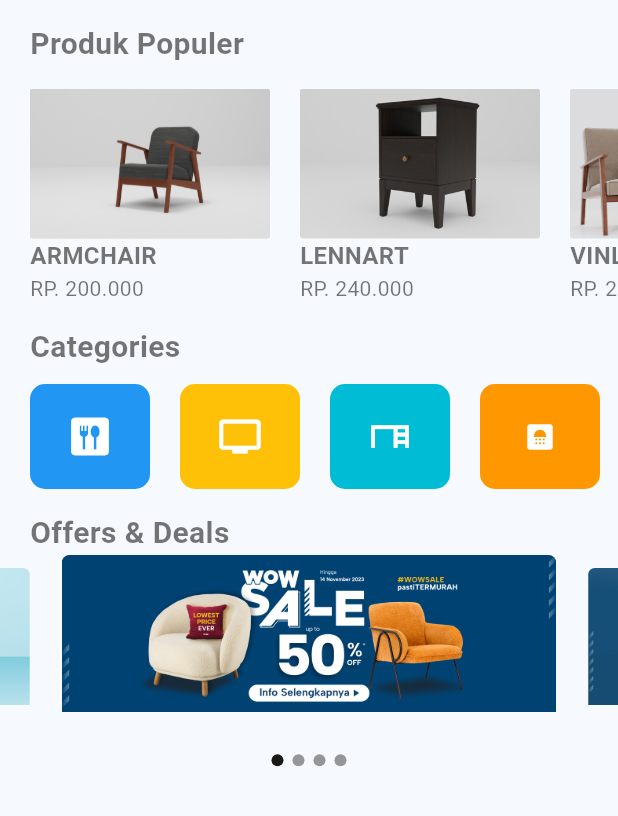
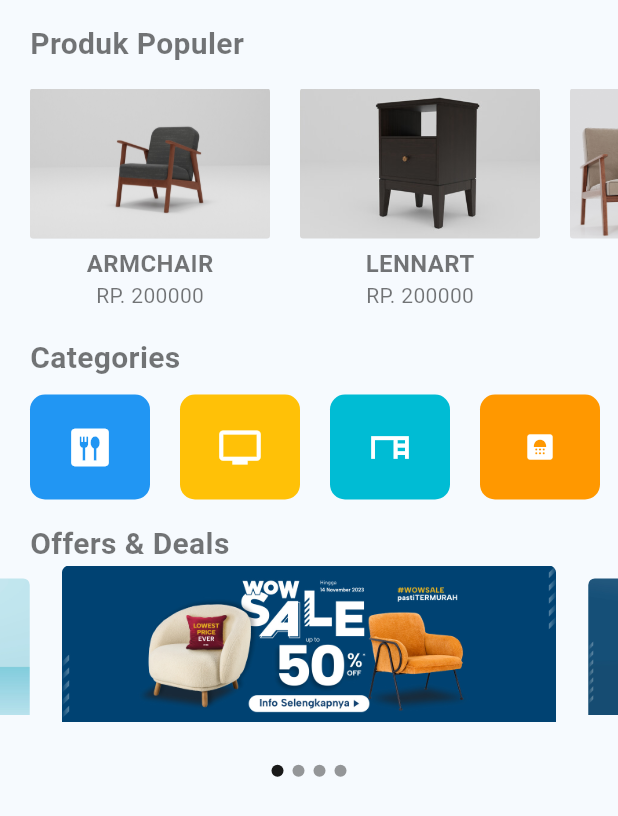
Before and after one commit to NurYahya24/UAS_mobile, a Flutter app: the HomePage screen opened directly, on a phone screen of 412 x 824 dp. Shown: the top 816 px of the screen. Run offline on Flutter 3.47's test engine with Material 3 defaults, Android fonts, the phone set to English and light mode, and no system bars; drawn by our look-alikes of carousel_slider; our stand-ins replace awesome_snackbar_content, babstrap_settings_screen, firebase_auth, firebase_core, firebase_storage, image_picker and 1 more; accounts and stored records are empty.

Commit message:
produk populer

```diff
--- a/lib/screens/home_page.dart
+++ b/lib/screens/home_page.dart
@@ -98,6 +98,44 @@ final List<String> imgList = [
   'assets/images/banner4.jpg'
 ];
 
+List<Map<String, dynamic>> furnitureItems = [
+  {
+    'name': 'ARMCHAIR',
+    'price': 200000,
+    'image': 'assets/images/kursi.jpg',
+  },
+  {
+    'name': 'LENNART',
+    'price': 200000,
+    'image': 'assets/images/meja.jpg',
+  },
+  {
+    'name': 'VINLIDEN',
+    'price': 300000,
+    'image': 'assets/images/kursi2.jpg',
+  },
+  {
+    'name': 'LENNART',
+    'price': 200000,
+    'image': 'assets/images/meja.jpg',
+  },
+  {
+    'name': 'KNOXHULT',
+    'price': 200000,
+    'image': 'assets/images/KNOXHULT.png',
+  },
+  {
+    'name': 'VARIERA',
+    'price': 200000,
+    'image': 'assets/images/VARIERA.png',
+  },
+  {
+    'name': 'STÖDJA',
+    'price': 200000,
+    'image': 'assets/images/STÖDJA.png',
+  },
+];
+
 class _HomePageState extends State<HomePage> {
   int _current = 0;
   @override
@@ -158,111 +196,47 @@ class _HomePageState extends State<HomePage> {
               ),
             ),
           ),
-          SingleChildScrollView(
+          Container(
+            height: 150,
+            child: ListView.builder(
               scrollDirection: Axis.horizontal,
-            child: Stack(children: <Widget>[
+              itemCount: furnitureItems.length,
+              itemBuilder: (BuildContext context, int index) {
+                return Container(
+                  width: 160,
+                  margin: EdgeInsets.only(left: 20),
+                  child: Column(
+                    children: <Widget>[
                       Container(
                         width: 160,
                         height: 100,
-                margin: const EdgeInsets.only(left: 20),
                         decoration: BoxDecoration(
                           borderRadius: BorderRadius.circular(2),
-                  image: const DecorationImage(
-                    image: AssetImage('assets/images/kursi.jpg'),
+                          image: DecorationImage(
+                            image: AssetImage(furnitureItems[index]['image']),
                             fit: BoxFit.cover,
                           ),
                         ),
                       ),
-              Container(
-                width: 160,
-                height: 100,
-                margin: const EdgeInsets.only(left: 200),
-                decoration: BoxDecoration(
-                  borderRadius: BorderRadius.circular(2),
-                  image: const DecorationImage(
-                    image: AssetImage('assets/images/meja.jpg'),
-                    fit: BoxFit.cover,
-                  ),
-                ),
-              ),
-              Container(
-                width: 160,
-                height: 100,
-                margin: const EdgeInsets.only(left: 380),
-                decoration: BoxDecoration(
-                  borderRadius: BorderRadius.circular(2),
-                  image: const DecorationImage(
-                    image: AssetImage('assets/images/kursi2.jpg'),
-                    fit: BoxFit.cover,
-                  ),
-                ),
-              ),
-              Stack(children: <Widget>[
-                Container(
-                  margin: const EdgeInsets.only(top: 100, left: 20),
-                  child: const Column(
-                    crossAxisAlignment: CrossAxisAlignment.start,
-                    children: <Widget>[
+                      SizedBox(height: 5),
                       Text(
-                        'ARMCHAIR',
+                        furnitureItems[index]['name'],
                         style: TextStyle(
                           fontSize: 16,
                           fontWeight: FontWeight.bold,
                         ),
                       ),
                       Text(
-                        'RP. 200.000',
+                        'RP. ${furnitureItems[index]['price']}',
                         style: TextStyle(
                           fontSize: 14,
                         ),
                       ),
                     ],
                   ),
+                );
+              },
             ),
-                Container(
-                  margin: const EdgeInsets.only(top: 100, left: 200),
-                  child: const Column(
-                    crossAxisAlignment: CrossAxisAlignment.start,
-                    children: <Widget>[
-                      Text(
-                        'LENNART',
-                        style: TextStyle(
-                          fontSize: 16,
-                          fontWeight: FontWeight.bold,
-                        ),
-                      ),
-                      Text(
-                        'RP. 240.000',
-                        style: TextStyle(
-                          fontSize: 14,
-                        ),
-                      ),
-                    ],
-                  ),
-                ),
-                Container(
-                  margin: const EdgeInsets.only(top: 100, left: 380),
-                  child: const Column(
-                    crossAxisAlignment: CrossAxisAlignment.start,
-                    children: <Widget>[
-                      Text(
-                        'VINLIDEN',
-                        style: TextStyle(
-                          fontSize: 16,
-                          fontWeight: FontWeight.bold,
-                        ),
-                      ),
-                      Text(
-                        'RP. 240.000',
-                        style: TextStyle(
-                          fontSize: 14,
-                        ),
-                      ),
-                    ],
-                  ),
-                )
-              ])
-            ]),
           ),
           const Padding(
             padding: EdgeInsets.only(left: 20, top: 15),
--- a/lib/screens/profile_page.dart
+++ b/lib/screens/profile_page.dart
@@ -8,7 +8,6 @@ import 'package:flutter/cupertino.dart';
 import 'package:firebase_auth/firebase_auth.dart';
 import 'package:provider/provider.dart';
 import 'signin_screen.dart';
-import 'about_page.dart';
 import '../theme_mode_data.dart';
 
 class ProfilePage extends StatefulWidget {
@@ -223,24 +222,6 @@ class _ProfilePageState extends State<ProfilePage> {
               ],
             ),
             SettingsGroup(
-              items: [
-                SettingsItem(
-                  onTap: () {
-                    Navigator.push(
-                        context,
-                        MaterialPageRoute(
-                            builder: (context) => const AboutPage()));
-                  },
-                  icons: Icons.info_rounded,
-                  iconStyle: IconStyle(
-                    backgroundColor: Colors.purple,
-                  ),
-                  title: 'About',
-                  subtitle: "Learn more about IKOA FURNITURE",
-                ),
-              ],
-            ),
-            SettingsGroup(
               settingsGroupTitle: "Account",
               items: [
                 SettingsItem(
```
Lines whose indentation alone changed are shown as unchanged.
